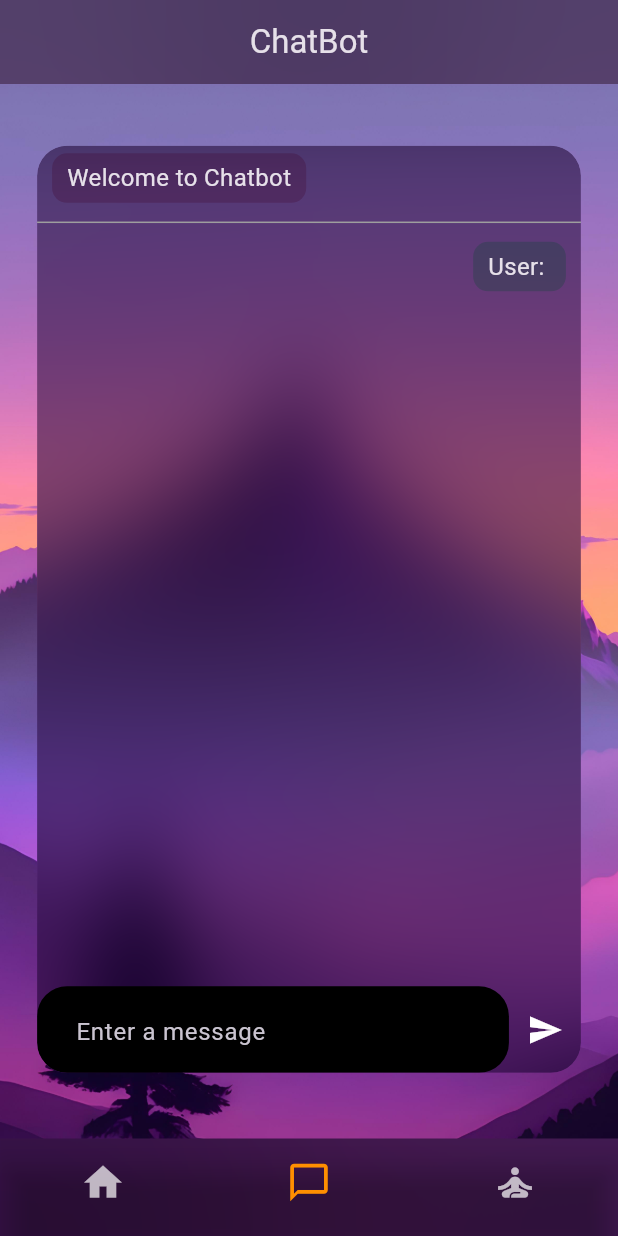
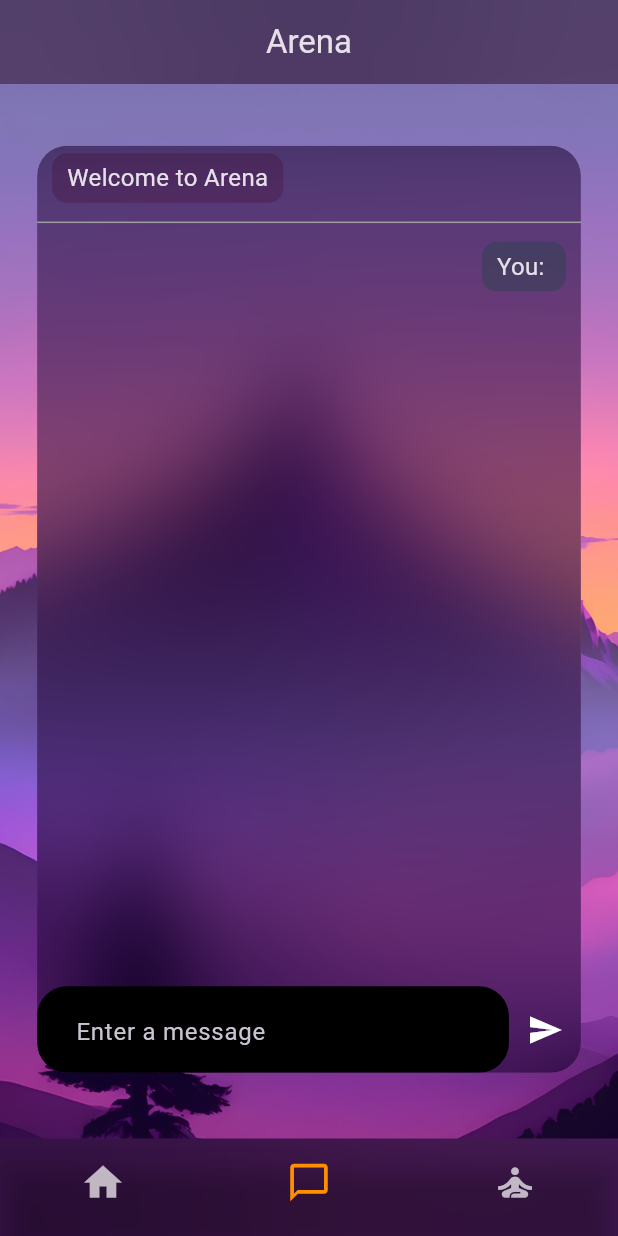
Before and after one commit to Iyaad-luqman/breathe, a Flutter app: the Chatbot screen opened directly, item 2 of the bottom bar chosen, after a tap on the "send" icon, on a phone screen of 412 x 824 dp. Run offline on Flutter 3.47's test engine with Material 3 defaults, Android fonts, the phone set to English and light mode, and no system bars; our stand-ins replace audioplayers, circular_countdown_timer, cloud_firestore, firebase_auth, firebase_core, fl_chart and 7 more; accounts and stored records are empty.

Commit message:
Final Commit

```diff
--- a/lib/chatbot.dart
+++ b/lib/chatbot.dart
@@ -12,7 +12,7 @@ class Chatbot extends StatefulWidget {
 }
 
 class _ChatbotState extends State<Chatbot> {
-  List<String> messages = ['Welcome to Chatbot'];
+  List<String> messages = ['Welcome to Arena'];
   TextEditingController messageController = TextEditingController(); // Step 1
 
   int _selectedIndex = 1;
@@ -45,7 +45,7 @@ class _ChatbotState extends State<Chatbot> {
     return Scaffold(
   appBar: AppBar(
     automaticallyImplyLeading: false,
-    title: Center(child: Text('ChatBot')),
+    title: Center(child: Text('Arena')),
     backgroundColor: Colors.transparent,
     elevation: 0,
     flexibleSpace: ClipRRect(
@@ -94,7 +94,7 @@ class _ChatbotState extends State<Chatbot> {
                               itemCount: messages.length,
                               separatorBuilder: (context, index) => Divider(color: Colors.grey), // Divider between messages
                               itemBuilder: (context, index) {
-                                bool isUserMessage = messages[index].startsWith('User:'); // Check if the message is from the user
+                                bool isUserMessage = messages[index].startsWith('You:'); // Check if the message is from the user
                                 return Align(
                                   alignment: isUserMessage ? Alignment.centerRight : Alignment.centerLeft, // Align based on the sender
                                   child: Container(
@@ -137,7 +137,7 @@ class _ChatbotState extends State<Chatbot> {
                                 icon: Icon(Icons.send, color: Colors.white),
                                 onPressed: () {
                                   setState(() {
-                                    messages.add('User: ${messageController.text}');
+                                    messages.add('You: ${messageController.text}');
                                   });
                                   sendMessage();
                                 },
@@ -234,7 +234,7 @@ Positioned(
         final botResponse = response.body;
 
         setState(() {
-          messages.add('Bot: $botResponse');
+          messages.add('Arena: $botResponse');
         });
       } else {
         // Handle error or unsuccessful response
--- a/pubspec.yaml
+++ b/pubspec.yaml
@@ -77,6 +77,7 @@ flutter:
   # To add assets to your application, add an assets section, like this:
   assets:
     - assets/images/
+    - assets/images/audio.mp3
   #   - images/a_dot_burr.jpeg
   #   - images/a_dot_ham.jpeg
 
@@ -118,5 +119,8 @@ flutter:
     - family: tide
       fonts:
         - asset: assets/fonts/homepagefonts/Tidelines-BF6596aa8f5b4e5.otf
+    - family: Nexa
+      fonts:
+        - asset: assets/fonts/homepagefonts/Nexa-Heavy.ttf
       # For details regarding fonts from package dependencies,
     # see https://flutter.dev/custom-fonts/#from-packages
```
Also changed, not shown: lib/community_page.dart (+17 -1 lines), assets/fonts/homepagefonts/Nexa-Heavy.ttf (added), assets/images/compage.png (added).
